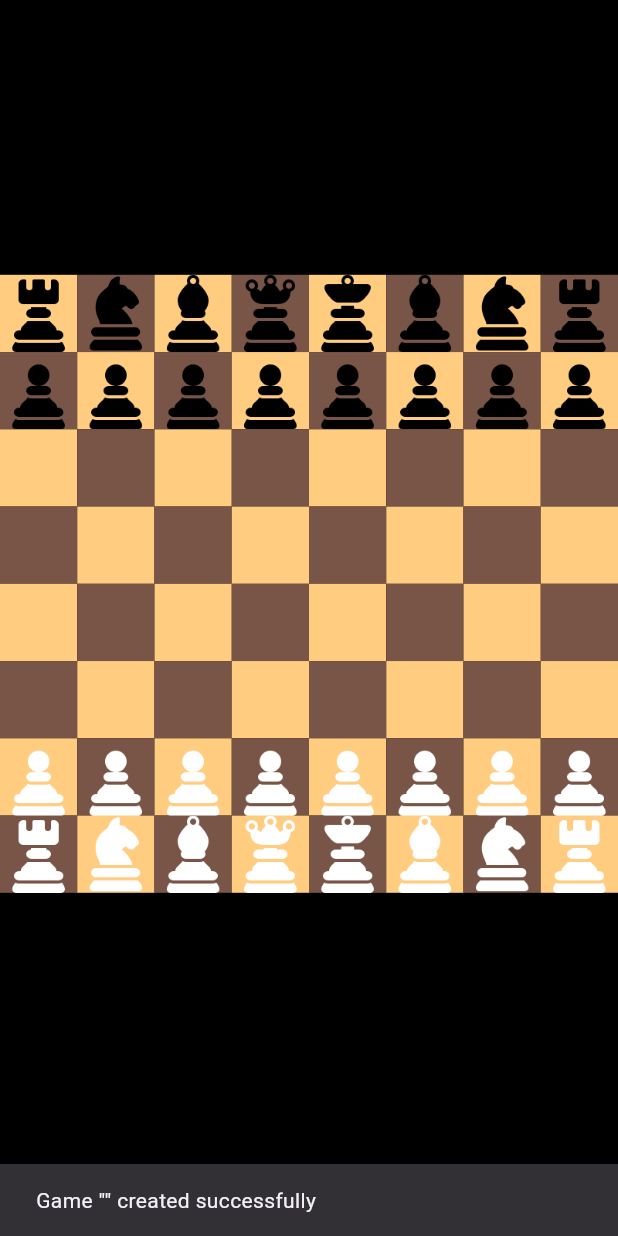
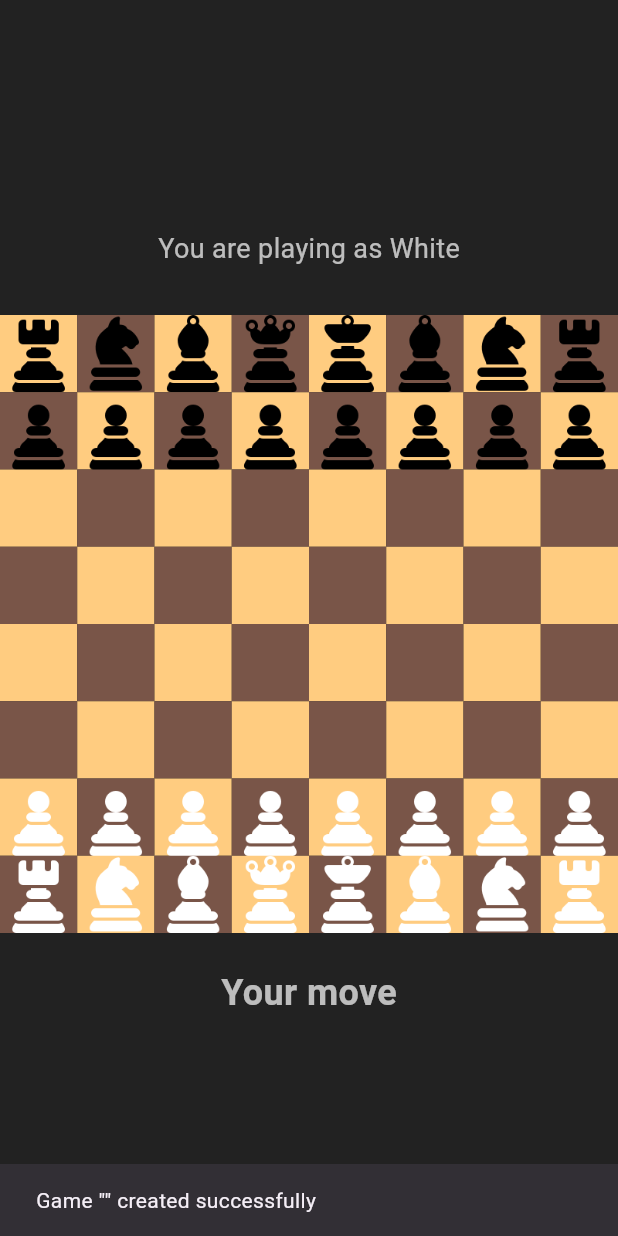
Before and after one commit to Svitlana213/game-chess, a Flutter app: the screen it shows after launch, after a tap on "Create the game", after a tap on "Create", on a phone screen of 412 x 824 dp. Run offline on Flutter 3.47's test engine with Material 3 defaults, Android fonts, the phone set to English and light mode, and no system bars; missing offline and left inert: signalr_core.

```diff
--- a/ChessServer/ChessServer/obj/Debug/net8.0/ChessServer.sourcelink.json
+++ b/ChessServer/ChessServer/obj/Debug/net8.0/ChessServer.sourcelink.json
@@ -1 +1 @@
-{"documents":{"/Users/svitlana/Desktop/gitHub/game-chess/*":"https://raw.githubusercontent.com/Svitlana213/game-chess/5e35bbf611ed96395d2d26ccb6232d8782cd1f8b/*"}}
+{"documents":{"/Users/svitlana/Desktop/gitHub/game-chess/*":"https://raw.githubusercontent.com/Svitlana213/game-chess/5bd774405d7f3cb9f435cbc2374dc97f4b18cd2f/*"}}
--- a/lib/gameBoard.dart
+++ b/lib/gameBoard.dart
@@ -1,5 +1,6 @@
 import 'package:chess/components/piece.dart';
 import 'package:chess/components/square.dart';
+import 'package:chess/screens/startScreen.dart';
 import 'package:chess/values/colors.dart';
 import 'package:flutter/material.dart';
 import 'package:signalr_core/signalr_core.dart';
@@ -269,60 +270,39 @@ class _GameBoardState extends State<GameBoard>{
       checkStatus = false;
     }
 
-
-      setState(() {
-        selectedPiece = null;
-        selectedRow = -1;
-        selectedCol = -1;
-        validMoves = [];
-        isWhiteTurn = !isWhiteTurn;
-      });
-
-
     if (isCheckMate(!isWhiteTurn)) {
       showDialog(
         context: context,
         builder: (context) => AlertDialog(
           title: Text("Checkmate"),
+          content: Text(
+            isWhiteTurn ? "Black won!" : "White won!",
+            style: TextStyle(fontSize: 18),
+          ),
           actions: [
             TextButton(
-              onPressed: resetGame,
-              child: Text("Play again"),
+              onPressed: () {
+                Navigator.of(context).pushAndRemoveUntil(
+                  MaterialPageRoute(builder: (context) => StartScreen()),
+                      (Route<dynamic> route) => false,
+                );
+              },
+              child: Text("Back to menu"),
             ),
           ],
         ),
       );
     }
+
+    setState(() {
+      selectedPiece = null;
+      selectedRow = -1;
+      selectedCol = -1;
+      validMoves = [];
+      isWhiteTurn = !isWhiteTurn;
+    });
   }
 
-  //user select a piece
-  // void selected(int row, int col){
-  //   setState(() {
-  //     //no piece selected, first selection
-  //     if(selectedPiece == null && board[row][col] != null){
-  //       if(board[row][col]!.isWhite == isWhiteTurn){
-  //         selectedPiece = board[row][col];
-  //         selectedRow = row;
-  //         selectedCol = col;
-  //       }
-  //     }
-  //     // change selected piece
-  //     else if (board[row][col] != null && board[row][col]!.isWhite == selectedPiece!.isWhite){
-  //       selectedPiece = board[row][col];
-  //       selectedRow = row;
-  //       selectedCol = col;
-  //     }
-  //     //selected piece and square is a valid move, move
-  //     else if(selectedPiece != null && validMoves.any((element) => element[0] == row && element[1] == col)){
-  //       movePiece(row, col);
-  //     }
-  //
-  //     // if piece is selected calc its valid move
-  //     validMoves = calculateValidMoves(selectedRow, selectedCol, selectedPiece, true);
-  //   });
-  // }
-
-  // calc possible valid moves
   List<List<int>> calculatePossibleValidMoves(int row, int col, ChessPiece? piece){
     List<List<int>> possibleMoves = [];
 
@@ -545,80 +525,18 @@ class _GameBoardState extends State<GameBoard>{
     return validMoves;
   }
 
-  //move piece
-  // void movePiece(int newRow, int newCol){
-  //   //if the new spot has enemy piece
-  //   if(board[newRow][newCol] != null){
-  //     var capturedPiece = board[newRow][newCol];
-  //     if(capturedPiece!.isWhite){
-  //       whiteTaken.add(capturedPiece);
-  //     }else{
-  //       blackTaken.add(capturedPiece);
-  //     }
-  //   }
-  //
-  //   // check a move in a king
-  //   if(selectedPiece!.type == PieceType.king){
-  //     //update king's position
-  //     if(selectedPiece!.isWhite){
-  //       whiteKing = [newRow, newCol];
-  //     }else{
-  //       blackKing = [newRow, newCol];
-  //     }
-  //   }
-  //
-  //   //move and clear prev spot
-  //    board[newRow][newCol] = selectedPiece;
-  //    board[selectedRow][selectedCol] = null;
-  //
-  //    //if kings are in danger
-  //   if(kingInCheck(!isWhiteTurn)){
-  //     checkStatus = true;
-  //   }else{
-  //     checkStatus = false;
-  //   }
-  //
-  //   //clear selection
-  //   setState(() {
-  //     selectedPiece = null;
-  //     selectedRow = -1;
-  //     selectedCol = -1;
-  //     validMoves = [];
-  //   });
-  //
-  //   //check the checkmate
-  //   if(isCheckMate(!isWhiteTurn)){
-  //     showDialog(
-  //         context: context,
-  //         builder: (context) => AlertDialog(
-  //           title: Text("Check mate"),
-  //           actions: [
-  //             TextButton(
-  //                 onPressed: resetGame,
-  //                 child: Text("Play again"))
-  //           ],
-  //         )
-  //     );
-  //   }
-  //
-  //   //change the turn
-  //   isWhiteTurn = !isWhiteTurn;
-  // }
+  bool kingInCheck(bool isWhiteKing) {
+    List<int> kingPosition = isWhiteKing ? whiteKing : blackKing;
 
-  bool kingInCheck(bool wKing){
-    List<int> kingPosition = wKing ? whiteKing : blackKing;
-
-    //if can be attacked
-    for(int i = 0; i < 8; i++){
-      for (int j = 0; j < 8; j++){
-        //skip empty and the same
-        if(board[i][j] == null || board[i][j]!.isWhite == whiteKing){
+    for (int i = 0; i < 8; i++) {
+      for (int j = 0; j < 8; j++) {
+        // Пропускаємо порожні клітинки та фігури того ж кольору
+        if (board[i][j] == null || board[i][j]!.isWhite == isWhiteKing) {
           continue;
         }
-        List<List<int>> pieceValidMoves = calculateValidMoves(i,j,board[i][j], false);
-
-        //if king is in the valid position
-        if(pieceValidMoves.any((move) => move[0] == kingPosition[0] && move[1] == kingPosition[1])){
+        List<List<int>> pieceValidMoves = calculateValidMoves(i, j, board[i][j], false);
+        // Перевіряємо, чи король знаходиться в можливих ходах фігури
+        if (pieceValidMoves.any((move) => move[0] == kingPosition[0] && move[1] == kingPosition[1])) {
           return true;
         }
       }
@@ -626,7 +544,32 @@ class _GameBoardState extends State<GameBoard>{
     return false;
   }
 
-  //check if we put the king under attack
+  bool isCheckMate(bool isWhiteKing) {
+    // Якщо король не під шахом, то не шах і мат
+    if (!kingInCheck(isWhiteKing)) {
+      return false;
+    }
+
+    // Перевіряємо, чи є хоча б один валідний хід для будь-якої фігури гравця
+    for (int i = 0; i < 8; i++) {
+      for (int j = 0; j < 8; j++) {
+        // Пропускаємо порожні клітинки та фігури іншого кольору
+        if (board[i][j] == null || board[i][j]!.isWhite != isWhiteKing) {
+          continue;
+        }
+
+        List<List<int>> pieceValidMoves = calculateValidMoves(i, j, board[i][j], true);
+        // Якщо є хоча б один валідний хід, то це не шах і мат
+        if (pieceValidMoves.isNotEmpty) {
+          return false;
+        }
+      }
+    }
+
+    // Якщо немає валідних ходів, це шах і мат
+    return true;
+  }
+
   bool possibleMoveSafe(ChessPiece piece, int startRow, int startCol, int endRow, int endCol){
     //save the current board state
     ChessPiece? originalDestinationPiece = board [endRow][endCol];
@@ -666,33 +609,6 @@ class _GameBoardState extends State<GameBoard>{
     return !kingCheck;
   }
 
-  //check mate
-  bool isCheckMate(bool whiteKing){
-    //if the king is not in check, it's not checkmate
-    if(!kingInCheck(whiteKing)){
-      return false;
-    }
-
-    // if there is at least one legal move for any of player's pieces, then it's not checkmate
-    for(int i = 0; i < 8; i++){
-      for(int j = 0; j < 8; j++){
-        //skip empty or other color
-        if(board[i][j] == null || board[i][j] != whiteKing){
-          continue;
-        }
-
-        List<List<int>> pieceValidMove = calculateValidMoves(i, j, board[i][j], true);
-        if (pieceValidMove.isNotEmpty){
-          return false;
-        }
-      }
-    }
-
-    // if none of the above conditions are met, then there are no  legal moves left to make
-    // it's checkmate
-    return true;
-  }
-
   void resetGame(){
     Navigator.pop(context);
     _initializeBoard();
@@ -702,7 +618,6 @@ class _GameBoardState extends State<GameBoard>{
     whiteKing = [7,4];
     blackKing = [0,4];
     setState(() {
-
     });
   }
 
@@ -723,11 +638,22 @@ class _GameBoardState extends State<GameBoard>{
               ),
             ),
           ),
+          Padding(
+            padding: const EdgeInsets.all(8.0),
+            child: Text(
+              widget.isWhitePlayer ? "You are playing as White" : "You are playing as Black",
+              style: TextStyle(
+                color: White,
+                fontSize: 18,
+              ),
+            ),
+          ),
+
           Text(
             checkStatus ? "Check" : "",
-            style: const TextStyle(
-              color: Colors.white,
-              fontSize: 16.0, // Change font size
+            style: TextStyle(
+              color: White,
+              fontSize: 16,
               fontWeight: FontWeight.bold,
             ),
           ),
@@ -755,6 +681,17 @@ class _GameBoardState extends State<GameBoard>{
               },
             ),
           ),
+
+          if (isWhiteTurn == widget.isWhitePlayer)
+            Text(
+              "Your move",
+              style: TextStyle(
+                color: White,
+                fontSize: 24,
+                fontWeight: FontWeight.bold,
+              ),
+            ),
+
           // black taken
           Expanded(
             child: GridView.builder(
@@ -770,83 +707,4 @@ class _GameBoardState extends State<GameBoard>{
       ),
     );
   }
-
-  // @override
-  // Widget build (BuildContext contex){
-  //   return Scaffold(
-  //     backgroundColor: bg,
-  //     body: Column(
-  //       children: [
-  //         //white taken
-  //         Expanded(
-  //             child: GridView.builder(
-  //               itemCount: whiteTaken.length,
-  //               gridDelegate: SliverGridDelegateWithFixedCrossAxisCount(crossAxisCount: 8),
-  //               itemBuilder: (contex, index) => TakenPieces(
-  //                 imagePath: whiteTaken[index].imagePath,
-  //                 isWhite: true,
-  //               ),
-  //             )
-  //         ),
-  //
-  //         Text(
-  //             checkStatus ? "Check" : "",
-  //         style: const TextStyle(
-  //           color: Colors.white,
-  //           fontSize: 16.0, // Change font size
-  //           fontWeight: FontWeight.bold,
-  //         ),
-  //         ),
-  //
-  //         //board
-  //         Expanded(
-  //           flex: 3,
-  //           child: GridView.builder(
-  //             itemCount: 8*8,
-  //             physics: NeverScrollableScrollPhysics(),
-  //             gridDelegate: const SliverGridDelegateWithFixedCrossAxisCount(crossAxisCount: 8),
-  //             itemBuilder: (context, index){
-  //               int row = index ~/ 8;
-  //               int col = index % 8;
-  //
-  //               // check if sq is selected
-  //               bool isSelected = selectedRow == row && selectedCol == col;
-  //
-  //               //check if valid move
-  //               bool isValidMove = false;
-  //               for(var position in validMoves){
-  //                 if(position[0] == row && position[1] == col){
-  //                   isValidMove = true;
-  //                 }
-  //               }
-  //               return Square(
-  //                   isWhite: isWhite(index),
-  //                 piece: board[row][col],
-  //                 isSelected: isSelected,
-  //                 isValidMove: isValidMove,
-  //                 onTap: () => selected(row, col),
-  //               );
-  //             }
-  //
-  //           ),
-  //         ),
-  //
-  //
-  //         //black taken
-  //         Expanded(
-  //             child: GridView.builder(
-  //               itemCount: blackTaken.length,
-  //               gridDelegate: SliverGridDelegateWithFixedCrossAxisCount(crossAxisCount: 8),
-  //               itemBuilder: (contex, index) => TakenPieces(
-  //                 imagePath: blackTaken[index].imagePath,
-  //                 isWhite: false,
-  //               ),
-  //             )
-  //         ),
-  //
-  //       ],
-  //     ),
-  //
-  //   );
-  // }
 }
--- a/lib/screens/connectGame.dart
+++ b/lib/screens/connectGame.dart
@@ -1,3 +1,4 @@
+import 'package:chess/values/colors.dart';
 import 'package:flutter/material.dart';
 import 'package:signalr_core/signalr_core.dart';
 import '../gameBoard.dart';
@@ -85,14 +86,14 @@ class _ConnectGameState extends State<ConnectGame> {
       ),
       body: isConnected
           ? Container(
-        color: Colors.grey[900],
+        color: bg,
         child: ListView.builder(
           itemCount: games.length,
           itemBuilder: (context, index) {
             return ListTile(
               title: Text(
                 games[index],
-                style: TextStyle(color: Colors.white),
+                style: TextStyle(color: White),
               ),
               trailing: ElevatedButton(
                 onPressed: () => _connectToGame(games[index]),
--- a/lib/screens/createGame.dart
+++ b/lib/screens/createGame.dart
@@ -1,3 +1,4 @@
+import 'package:chess/values/colors.dart';
 import 'package:flutter/material.dart';
 import 'package:signalr_core/signalr_core.dart';
 
@@ -84,11 +85,12 @@ class _CreateGameState extends State<CreateGame> {
       appBar: AppBar(
         title: Text('Create Game'),
       ),
-      body: Center(
+      body: Container(
+        color: bg,
+        child: Center(
           child: _isLoading
               ? CircularProgressIndicator()
               : AlertDialog(
-          backgroundColor: Colors.white,
             title: Text("Enter game name"),
             content: TextField(
               controller: _gameNameController,
@@ -105,6 +107,7 @@ class _CreateGameState extends State<CreateGame> {
             ],
           ),
         ),
+      ),
     );
   }
 }
--- a/lib/screens/startScreen.dart
+++ b/lib/screens/startScreen.dart
@@ -21,7 +21,7 @@ class StartScreen extends StatelessWidget {
                   Container(
                     child: Text(
                       'Welcome to chess game',
-                      style: TextStyle(color: Colors.white, fontSize: 24),
+                      style: TextStyle(color: White, fontSize: 24),
                     ),
                   ),
                   SizedBox(height: 20),
@@ -37,7 +37,7 @@ class StartScreen extends StatelessWidget {
                         },
                         child: Container(
                           decoration: BoxDecoration(
-                            color: Colors.yellowAccent,
+                            color: Yellow,
                             borderRadius: BorderRadius.circular(20),
                           ),
                           height: 50,
@@ -46,7 +46,7 @@ class StartScreen extends StatelessWidget {
                           child: Text(
                             'Create the game',
                             style: TextStyle(
-                              color: Colors.black,
+                              color:Black,
                               fontSize: 16,
                               fontWeight: FontWeight.w700,
                             ),
@@ -65,7 +65,7 @@ class StartScreen extends StatelessWidget {
                         },
                         child: Container(
                           decoration: BoxDecoration(
-                            color: Colors.yellowAccent,
+                            color: Yellow,
                             borderRadius: BorderRadius.circular(20),
                           ),
                           height: 50,
@@ -74,7 +74,7 @@ class StartScreen extends StatelessWidget {
                           child: Text(
                             'Connect to the game',
                             style: TextStyle(
-                              color: Colors.black,
+                              color: Black,
                               fontSize: 16,
                               fontWeight: FontWeight.w700,
                             ),
--- a/lib/values/colors.dart
+++ b/lib/values/colors.dart
@@ -1,5 +1,8 @@
 import 'package:flutter/material.dart';
 
-var bg = Colors.black;
- var brown = Colors.brown[500];
- var orange = Colors.orange[200];
+var bg = Colors.black87;
+var brown = Colors.brown[500];
+var orange = Colors.orange[200];
+var White = Colors.white70;
+var Yellow = Colors.yellowAccent[700];
+var Black = Colors.black87;
```
Also changed, not shown: 8 other files. Lines whose indentation alone changed are shown as unchanged.
